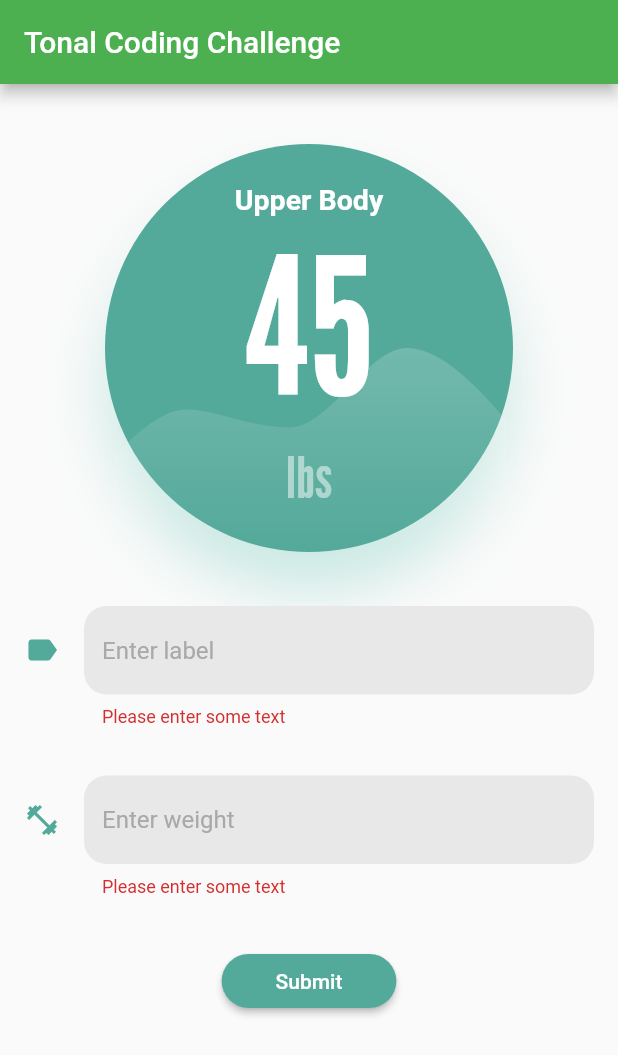
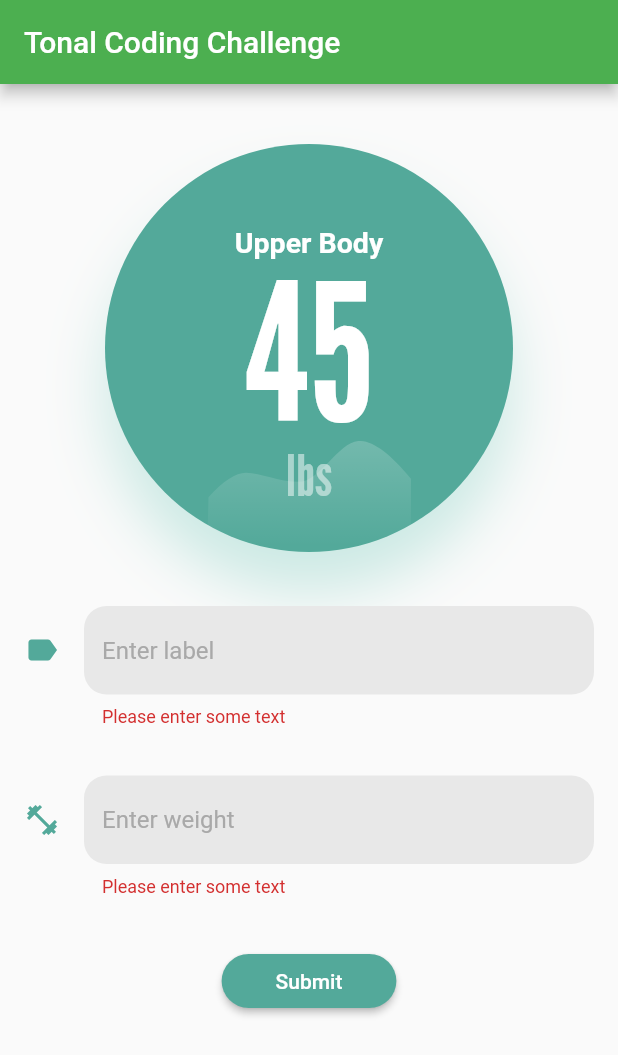
Before and after one commit to shreyabanga/tonal_mobile_challenge, a Flutter app: the screen it shows after launch, after a tap on "Submit", on a phone screen of 412 x 824 dp. Shown: the top 1055 px of the screen. Run offline on Flutter 3.47's test engine with Material 2 defaults, Android fonts, the phone set to English and light mode, and no system bars; our stand-ins replace flutter_svg; Roboto replaces fonts that are missing (Helvetica).

Commit message:
Fixed the metrics final UI
Also added comments and made final touches.

```diff
--- a/lib/main.dart
+++ b/lib/main.dart
@@ -1,6 +1,5 @@
 import 'package:flutter/material.dart';
 import 'pages/demo_page.dart';
-import 'styles.dart';
 
 void main() {
   runApp(const MyApp());
--- a/lib/pages/demo_page.dart
+++ b/lib/pages/demo_page.dart
@@ -10,9 +10,13 @@
 }
 
 class DemoPageState extends State<DemoPage> {
+  /* Initial values */
   String label = "Upper Body";
   int weight = 45;
 
+  /* The function that is called from the child to receive the user entered
+    values.
+  */
   void refresh(values) {
     setState(() {
       weight = values['weight'];
@@ -30,14 +34,12 @@
         child: Padding(
           padding: const EdgeInsets.only(top: 40.0),
           child: Column(
+
             mainAxisAlignment: MainAxisAlignment.center,
             children: <Widget>[
               Metrics(label, weight),
               const SizedBox(height: 20.0),
               MetricsForm(notifyParent: refresh)
-
-              // Metrics("Coe", 123),
-              // Metrics("Lower Body", 315)
             ],
           ),
         ),
--- a/lib/styles.dart
+++ b/lib/styles.dart
@@ -1,6 +1,8 @@
 import 'package:flutter/material.dart';
 
 const bubbleDiameter = 272;
+
+/* The color for the additional form UI elements */
 const inputFillColor = Color(0xFFE8E8E8);
 const inputTextColor = Color(0xFFA9A9A9);
 const greenColor = Color(0xff53a99a);
@@ -41,6 +43,8 @@
   borderSide: BorderSide.none,
 );
 
+
+/* Decoration for the input fields on the form */
 const labelFormDecoration = InputDecoration(
     hintStyle: TextStyle(color: inputTextColor),
     border: inputBorder,
@@ -64,6 +68,8 @@
   hintText: 'Enter weight',
 );
 
+/* Style for the submit button */
+
 ButtonStyle doneButtonStyle = ButtonStyle(
   shape: MaterialStateProperty.all(RoundedRectangleBorder(
     borderRadius: BorderRadius.circular(25),
--- a/lib/widgets/metrics.dart
+++ b/lib/widgets/metrics.dart
@@ -3,6 +3,7 @@
 import '../styles.dart';
 
 class Metrics extends StatelessWidget {
+  /* Reusable Metrics widget that accepts the label and weight and displays them */
   Metrics(this.label, this.weight);
 
   final String label;
@@ -16,36 +17,90 @@
       height: bubbleDiameter.toDouble(),
       width: bubbleDiameter.toDouble(),
       decoration: bubbleBoxDecoration,
+      child: ClipRRect(
+        /* I used ClipRRect and another container inside it to make sure the SVG
+          image does not go out of bounds. Wrapping the above container with
+          ClipRRect disables shadows.
+        */
+
+        borderRadius: BorderRadius.circular(bubbleDiameter / 2),
+        child: Container(
+          height: bubbleDiameter.toDouble(),
+          width: bubbleDiameter.toDouble(),
+          decoration: const BoxDecoration(
+            shape: BoxShape.circle,
+          ),
           child: Stack(
-        alignment: Alignment.bottomCenter,
+            /* I used Positioned widgets inside the Stack because a Column
+              widget didnt give me the exact spacing i wanted between the
+              children. This makes my widget identical to the design team's.
+
+              This stack contains the picture, Label, Weight and Unit widgets.
+            */
+              alignment: Alignment.center,
               children: [
-        SvgPicture.asset(
+                graphWidget(),
+                labelWidget(),
+                weightWidget(),
+                unitWidget(),
+              ]),
+        ),
+      ),
+    );
+  }
+
+  Positioned graphWidget() {
+    return Positioned(
+                top: 165,
+                child: SvgPicture.asset(
                   assetName,
+                  height: bubbleDiameter.toDouble()/2,
+                  width: bubbleDiameter.toDouble()/2,
+                ),
+              );
+  }
 
-        ),
-        Column(mainAxisAlignment: MainAxisAlignment.center,children: [
-          ConstrainedBox(
-            constraints: const BoxConstraints(maxHeight: 24,maxWidth: 160),
+  Positioned labelWidget() {
+    return Positioned(
+                top: bubbleDiameter * 0.2,
+                child: ConstrainedBox(
+                  constraints:
+                      const BoxConstraints(maxHeight: 24, maxWidth: 160),
                   child: Text(
                     label,
                     overflow: TextOverflow.ellipsis,
                     style: labelTextStyle,
                   ),
                 ),
+              );
+  }
+
+  Positioned weightWidget() {
+    return Positioned(
+                bottom: bubbleDiameter * 0.2,
+                // left:bubbleDiameter*0.45,
+                child: Text(
+
                   /* I was not sure if the weight contraint of 0-350 needed to be cross-
                   checked, so i included a check here just to prevent text from overflowing.
                   This functionality can be included before passing in the number as well.
                   */
-          Text(
-            weight > 350 ? "350" : (weight < 0 ? "0" : weight.toString()),
+                  weight > 350
+                      ? "350"
+                      : (weight < 0 ? "0" : weight.toString()),
                   style: weightTextStyle,
                 ),
-          Text(
+              );
+  }
+
+  Positioned unitWidget() {
+    return Positioned(
+                bottom: bubbleDiameter * 0.1,
+                // left:bubbleDiameter*0.45,
+                child: Text(
                   unit,
                   style: unitTextStyle,
-          )
-        ]),
-      ]),
+                ),
               );
   }
 }
--- a/lib/widgets/metrics_form.dart
+++ b/lib/widgets/metrics_form.dart
@@ -2,9 +2,13 @@
 import 'package:tonal_mobile_challenge/styles.dart';
 
 class MetricsForm extends StatelessWidget {
+
+  /* Callback function to send the user entered values back to the parent */
   final Function(Map<String, Object>) notifyParent;
+
   MetricsForm({Key? key, required this.notifyParent}) : super(key: key);
 
+  /* Used for getting the individual values from the form */
   final formKey = GlobalKey<FormState>();
   String label = "";
   int weight = 0;
@@ -16,48 +20,28 @@
       child: Column(
         mainAxisAlignment: MainAxisAlignment.center,
         crossAxisAlignment: CrossAxisAlignment.center,
+
         children: [
-          Padding(
-            padding: const EdgeInsets.all(16.0),
-            child: TextFormField(
-              onSaved: (newValue) {
-                label = newValue!;
-              },
-              decoration: labelFormDecoration,
-              validator: (value) {
-                if (value == null || value.isEmpty) {
-                  return 'Please enter some text';
+          labelTextField(),
+          weightTextField(),
+          submitButton(),
+        ],
+      ),
+    );
   }
-                return null;
-              },
-              cursorColor: Colors.green,
-            ),
-          ),
-          Padding(
-            padding: const EdgeInsets.all(16.0),
-            child: TextFormField(
-              onSaved: (newValue) {
-                weight = int.parse(newValue!);
-              },
-              keyboardType: TextInputType.numberWithOptions(signed:true),
-              decoration: weightFormDecoration,
-              cursorColor: Colors.green,
-              validator: (value) {
-                if (value == null || value.isEmpty) {
-                  return 'Please enter some text';
-                }
-                if (!value.contains(RegExp(r'^-?[0-9]+$'))) {
-                  return 'Please enter numeric values';
-                }
-                return null;
-              },
-            ),
-          ),
-          Padding(
+
+
+
+
+  Padding submitButton() {
+    return Padding(
           padding: const EdgeInsets.all(16.0),
           child: ElevatedButton(
             style: doneButtonStyle,
             onPressed: () {
+              /* Validates and saves the form values. Then sends it back
+                to the parent using the callback function.
+              */
               if (formKey.currentState!.validate()) {
                 formKey.currentState!.save();
                 notifyParent({'weight': weight, 'label': label});
@@ -68,8 +52,63 @@
               child: Text('Submit'),
             ),
           ),
+        );
+  }
+
+  Padding weightTextField() {
+    return Padding(
+          padding: const EdgeInsets.all(16.0),
+          child: TextFormField(
+            onSaved: (newValue) {
+              /* When user clicks submit button, the values are saved
+                in the local vars.
+              */
+              weight = int.parse(newValue!);
+            },
+            keyboardType: const TextInputType.numberWithOptions(signed:true),
+            decoration: weightFormDecoration,
+            cursorColor: Colors.green,
+            validator: (value) {
+              /* Checks if values are empty or not and displays
+                appropriate message
+              */
+              if (value == null || value.isEmpty) {
+                return 'Please enter some text';
+              }
+
+              /* Checks if values are only numeric and if not,
+                displays the error message.
+              */
+              if (!value.contains(RegExp(r'^-?[0-9]+$'))) {
+                return 'Please enter numeric values';
+              }
+              return null;
+            },
           ),
-        ],
+        );
+  }
+
+  Padding labelTextField() {
+    return Padding(
+          padding: const EdgeInsets.all(16.0),
+          child: TextFormField(
+            onSaved: (newValue) {
+              /* When user clicks submit button, the values are saved
+                in the local vars.
+              */
+              label = newValue!;
+            },
+            decoration: labelFormDecoration,
+            validator: (value) {
+              /* Checks if values are empty or not and displays
+                appropriate message
+              */
+              if (value == null || value.isEmpty) {
+                return 'Please enter some text';
+              }
+              return null;
+            },
+            cursorColor: Colors.green,
           ),
         );
   }
```
Lines whose indentation alone changed are shown as unchanged.
